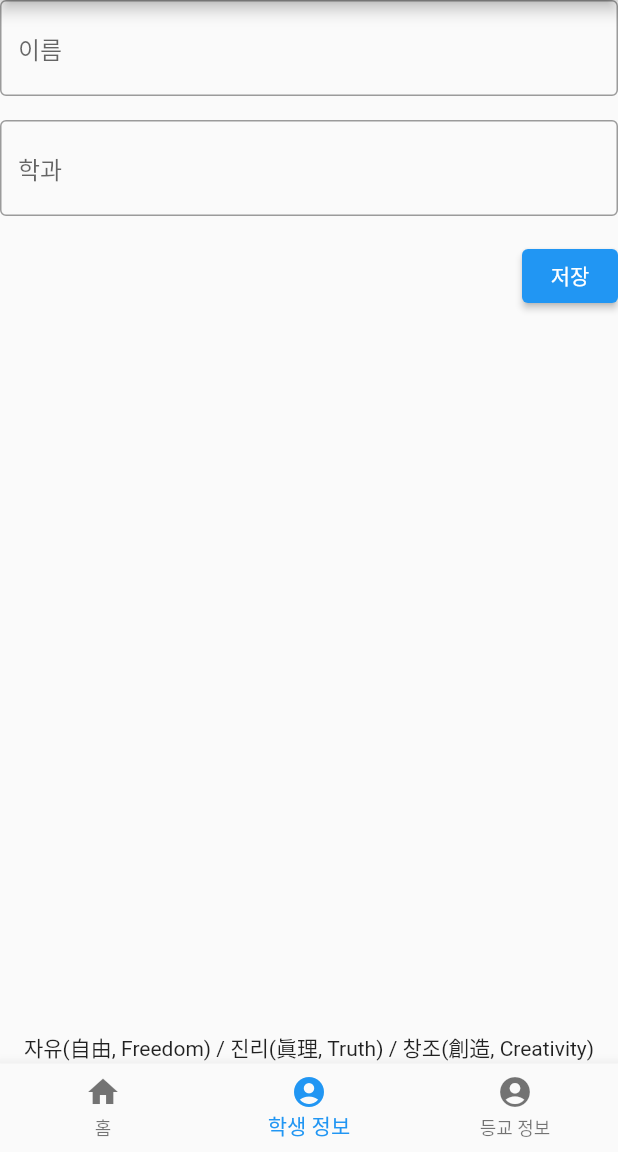
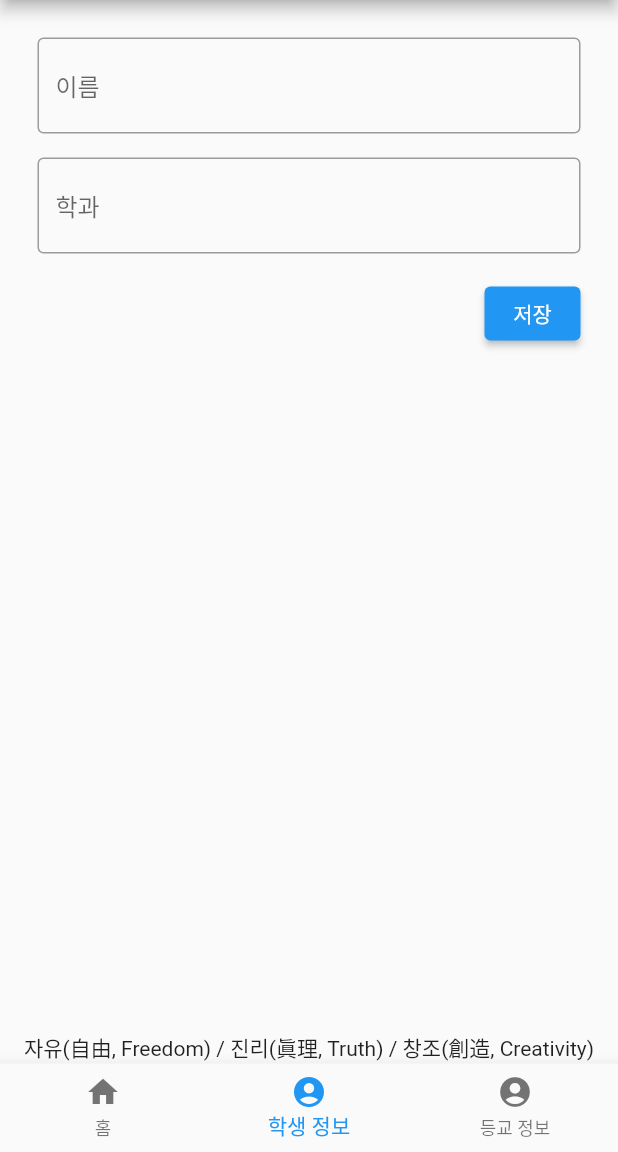
Before and after one commit to chihyeonwon/Attendance_Check, a Flutter app: the screen it shows after launch, item 2 of the bottom bar chosen, on a phone screen of 412 x 824 dp, the part 84-1236 px from its top. Run offline on Flutter 3.47's test engine with Material 2 defaults, Android fonts, the phone set to English and light mode, and no system bars; our stand-ins replace geolocator, google_maps_flutter, shared_preferences.

Commit message:
안쪽, 바깥쪽 여백 설정

```diff
--- a/lib/page2.dart
+++ b/lib/page2.dart
@@ -27,6 +27,8 @@ class _Page2State extends State<Page2> {
         children: [
           Expanded(
             child: Container(
+              padding:EdgeInsets.all(20.0),
+              margin:EdgeInsets.all(5.0),
               child: Form(
                   key:_formKey, // 키 할당
                   child: Column(
```
